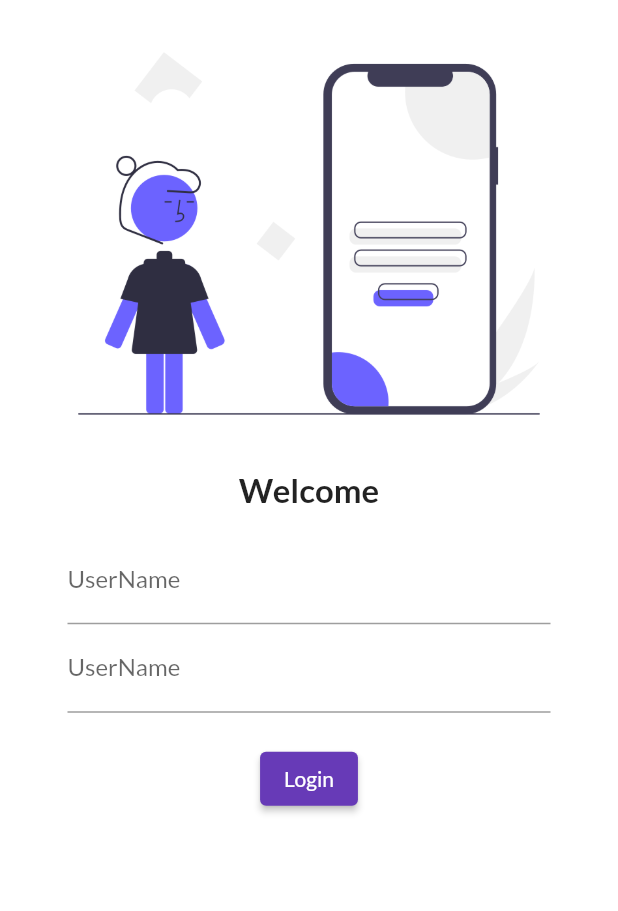
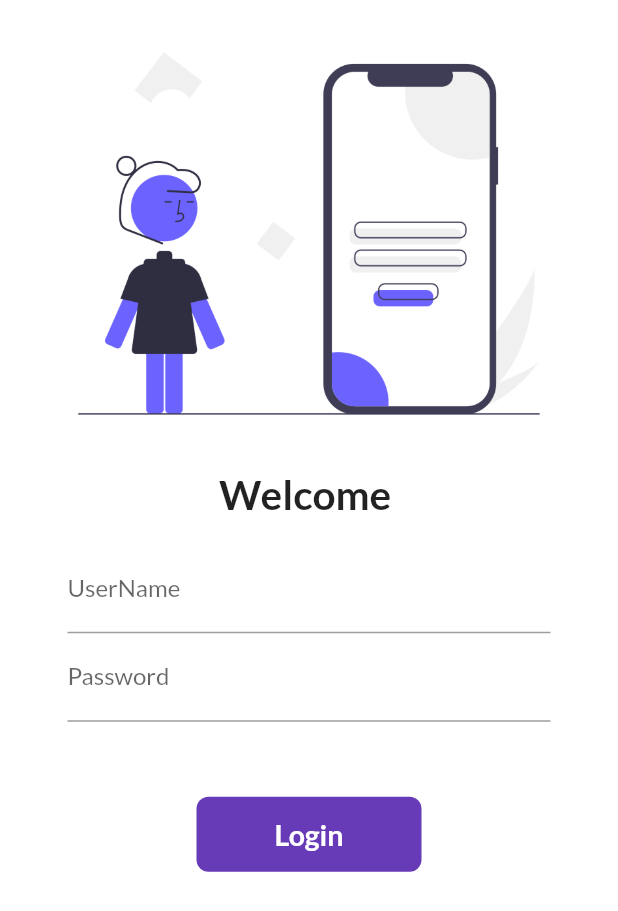
Before and after one commit to jaydobariya8/30DaysOfFlutter, a Flutter app: the screen it shows after launch, on a phone screen of 412 x 824 dp. Shown: the top 911 px of the screen. Run offline on Flutter 3.47's test engine with Material 2 defaults, Android fonts, the phone set to English and light mode, and no system bars; our stand-ins replace google_fonts.

Commit message:
day-6 completed

```diff
--- a/lib/Pages/login_page.dart
+++ b/lib/Pages/login_page.dart
@@ -1,10 +1,19 @@
 import 'package:flutter/material.dart';
+import 'package:flutter_application/utils/routes.dart';
 
-class LoginPage extends StatelessWidget {
+class LoginPage extends StatefulWidget {
+  @override
+  State<LoginPage> createState() => _LoginPageState();
+}
+
+class _LoginPageState extends State<LoginPage> {
+  String name = "";
+  bool changeBtn = false;
   @override
   Widget build(BuildContext context) {
     return Material(
         color: Colors.white,
+        child: SingleChildScrollView(
           child: Column(
             children: [
               Image.asset(
@@ -15,40 +24,79 @@ class LoginPage extends StatelessWidget {
                 height: 2.0,
               ),
               Text(
-              "Welcome",
-              style: TextStyle(fontWeight: FontWeight.bold, fontSize: 22),
+                "Welcome $name",
+                style: TextStyle(fontWeight: FontWeight.bold, fontSize: 27),
               ),
               SizedBox(
                 height: 2.0,
               ),
               Padding(
-              padding:
-                  const EdgeInsets.symmetric(vertical: 16.0, horizontal: 45.0),
+                padding: EdgeInsets.symmetric(vertical: 16.0, horizontal: 45.0),
                 child: Column(
                   children: [
                     TextField(
+                      onChanged: (value) {
+                        name = value;
+                        setState(() {});
+                      },
                       decoration: InputDecoration(
                           hintText: "Enter UserName", labelText: "UserName"),
                     ),
                     TextField(
                       obscureText: true,
                       decoration: InputDecoration(
-                        hintText: "Enter UserName", labelText: "UserName"),
+                          hintText: "Enter Password", labelText: "Password"),
                     ),
                     SizedBox(
-                    height: 20,
+                      height: 50,
                     ),
-                  ElevatedButton(
-                    onPressed: () {
-                      print("login succesful");
+                    InkWell(
+                      onTap: () async {
+                        setState(() {
+                          changeBtn = true;
+                        });
+                        await Future.delayed(Duration(seconds: 1));
+                        Navigator.pushNamed(context, MyRoutes.homeRoute);
                       },
-                    child: Text("Login"),
-                    style: TextButton.styleFrom(),
+                      child: AnimatedContainer(
+                        duration: Duration(seconds: 1),
+                        height: changeBtn ? 70 : 50,
+                        width: changeBtn ? 70 : 150,
+                        alignment: Alignment.center,
+                        child: changeBtn
+                            ? Icon(
+                                Icons.done,
+                                color: Colors.white,
                               )
+                            : Text(
+                                "Login",
+                                style: TextStyle(
+                                  fontWeight: FontWeight.bold,
+                                  fontSize: 19,
+                                  color: Colors.white,
+                                ),
+                              ),
+                        decoration: BoxDecoration(
+                            color: Colors.deepPurple,
+                            borderRadius:
+                                BorderRadius.circular(changeBtn ? 50 : 8)),
+                      ),
+                    )
+                    // ElevatedButton(
+                    //   onPressed: () {
+                    //     Navigator.pushNamed(context, MyRoutes.homeRoute);
+                    //   },
+                    //   child: Text("Login"),
+                    //   style: TextButton.styleFrom(
+                    //       minimumSize: Size(150, 50),
+                    //       textStyle: TextStyle(
+                    //           fontSize: 18, fontWeight: FontWeight.bold)),
+                    // )
                   ],
                 ),
               )
             ],
+          ),
         ));
   }
 }
--- a/lib/main.dart
+++ b/lib/main.dart
@@ -1,5 +1,6 @@
 import 'package:flutter/material.dart';
 import 'package:flutter_application/Pages/login_page.dart';
+import 'package:flutter_application/utils/routes.dart';
 import 'Pages/home_page.dart';
 import 'package:google_fonts/google_fonts.dart';
 
@@ -22,8 +23,9 @@ class myapp extends StatelessWidget {
             ThemeData(brightness: Brightness.dark, primarySwatch: Colors.green),
         initialRoute: "/login",
         routes: {
-          "/": (context) => HomePage(),
-          "/login": (context) => LoginPage(),
+          "/": (context) => LoginPage(),
+          MyRoutes.homeRoute: (context) => HomePage(),
+          MyRoutes.loginRoute: (context) => LoginPage(),
         });
   }
 }
--- /dev/null
+++ b/lib/utils/routes.dart
@@ -0,0 +1,4 @@
+class MyRoutes {
+  static String loginRoute = "/login";
+  static String homeRoute = "/home";
+}
```
Lines whose indentation alone changed are shown as unchanged.
